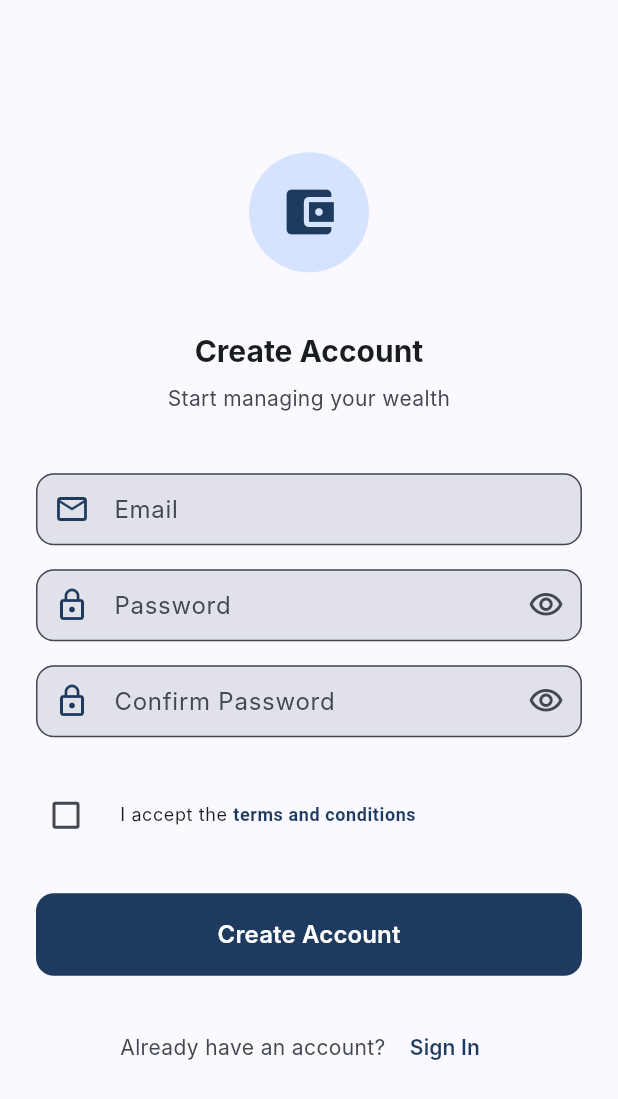
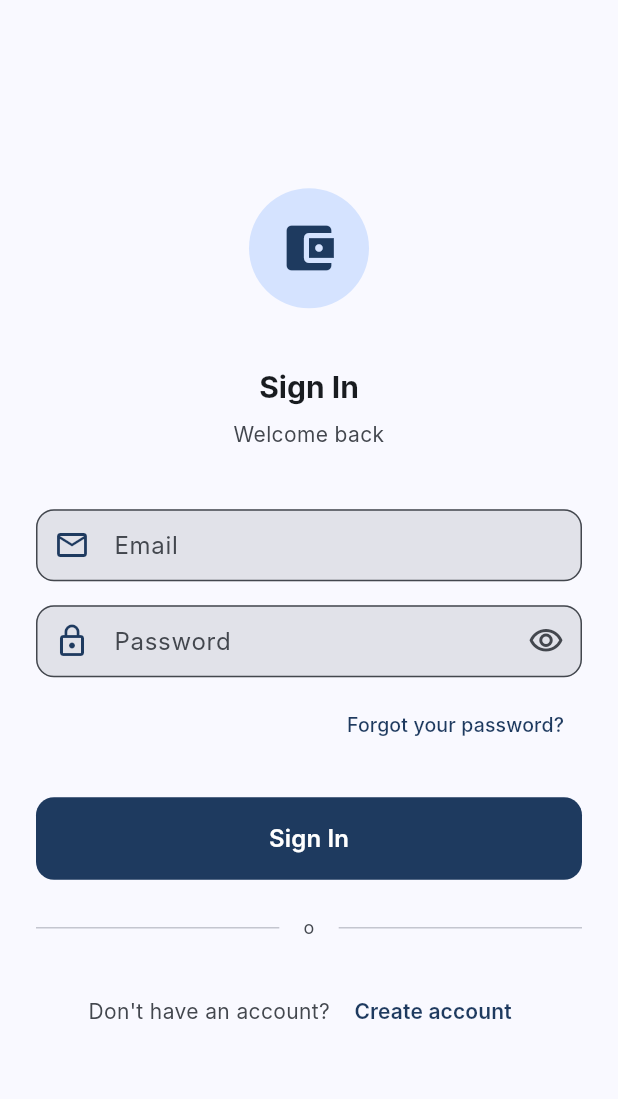
Before and after one commit to Unikyri/WealthScope, a Flutter app: the screen it shows after launch, on a phone screen of 412 x 824 dp. Shown: the top 1099 px of the screen. Run offline on Flutter 3.47's test engine with Material 3 defaults, Android fonts, the phone set to English and light mode, and no system bars; our stand-ins replace dio, flutter_riverpod, go_router, riverpod_annotation, supabase_flutter; accounts and stored records are empty; generated files the repository leaves out were written again; Roboto replaces fonts that are missing (Inter).

Commit message:
feat/login-screen-ui

```diff
--- a/frontend/lib/core/router/app_router.dart
+++ b/frontend/lib/core/router/app_router.dart
@@ -1,5 +1,6 @@
 import 'package:flutter/material.dart';
 import 'package:go_router/go_router.dart';
+import 'package:wealthscope_app/features/auth/presentation/screens/login_screen.dart';
 import 'package:wealthscope_app/features/auth/presentation/screens/register_screen.dart';
 
 /// Application Router Configuration
@@ -9,7 +10,7 @@ class AppRouter {
   AppRouter._();
 
   static final GoRouter router = GoRouter(
-    initialLocation: '/register',
+    initialLocation: '/login',
     routes: [
       GoRoute(
         path: '/',
@@ -20,11 +21,10 @@ class AppRouter {
         name: 'register',
         builder: (context, state) => const RegisterScreen(),
       ),
-      // TODO: Add login route
       GoRoute(
         path: '/login',
         name: 'login',
-        builder: (context, state) => const _InitialScreen(),
+        builder: (context, state) => const LoginScreen(),
       ),
       // TODO: Add dashboard route
       GoRoute(
--- /dev/null
+++ b/frontend/lib/features/auth/presentation/screens/login_screen.dart
@@ -0,0 +1,309 @@
+import 'package:flutter/material.dart';
+import 'package:flutter_riverpod/flutter_riverpod.dart';
+import 'package:go_router/go_router.dart';
+import 'package:wealthscope_app/features/auth/presentation/providers/login_provider.dart';
+import 'package:wealthscope_app/features/auth/presentation/validators/login_form_validators.dart';
+
+/// Login Screen
+/// Screen where users can log in to their account
+class LoginScreen extends ConsumerStatefulWidget {
+  const LoginScreen({super.key});
+
+  @override
+  ConsumerState<LoginScreen> createState() => _LoginScreenState();
+}
+
+class _LoginScreenState extends ConsumerState<LoginScreen> {
+  final _formKey = GlobalKey<FormState>();
+  final _emailController = TextEditingController();
+  final _passwordController = TextEditingController();
+
+  @override
+  void dispose() {
+    _emailController.dispose();
+    _passwordController.dispose();
+    super.dispose();
+  }
+
+  Future<void> _handleLogin() async {
+    if (_formKey.currentState?.validate() ?? false) {
+      final success = await ref.read(loginNotifierProvider.notifier).login(
+            email: _emailController.text.trim(),
+            password: _passwordController.text,
+          );
+
+      if (success && mounted) {
+        // Navigate to dashboard on success
+        context.go('/dashboard');
+      }
+    }
+  }
+
+  void _navigateToRegister() {
+    context.go('/register');
+  }
+
+  @override
+  Widget build(BuildContext context) {
+    final loginState = ref.watch(loginNotifierProvider);
+    final theme = Theme.of(context);
+
+    // Show error snackbar when there's an error
+    ref.listen<LoginState>(
+      loginNotifierProvider,
+      (previous, next) {
+        if (next.errorMessage != null && next.errorMessage!.isNotEmpty) {
+          ScaffoldMessenger.of(context).showSnackBar(
+            SnackBar(
+              content: Text(next.errorMessage!),
+              backgroundColor: theme.colorScheme.error,
+              behavior: SnackBarBehavior.floating,
+            ),
+          );
+          ref.read(loginNotifierProvider.notifier).clearError();
+        }
+      },
+    );
+
+    return Scaffold(
+      backgroundColor: theme.colorScheme.surface,
+      body: SafeArea(
+        child: Center(
+          child: SingleChildScrollView(
+            padding: EdgeInsets.symmetric(
+              horizontal: MediaQuery.of(context).size.width > 600 ? 48.0 : 24.0,
+              vertical: 16.0,
+            ),
+            child: ConstrainedBox(
+              constraints: const BoxConstraints(maxWidth: 500),
+              child: Form(
+                key: _formKey,
+                child: Column(
+                  mainAxisAlignment: MainAxisAlignment.center,
+                  crossAxisAlignment: CrossAxisAlignment.stretch,
+                  children: [
+                    // Logo
+                    _buildLogo(context, theme),
+                    SizedBox(
+                      height:
+                          MediaQuery.of(context).size.height > 700 ? 40 : 24,
+                    ),
+
+                    // Title
+                    Text(
+                      'Sign In',
+                      style: theme.textTheme.headlineMedium?.copyWith(
+                        fontWeight: FontWeight.bold,
+                        color: theme.colorScheme.onSurface,
+                      ),
+                      textAlign: TextAlign.center,
+                    ),
+                    const SizedBox(height: 8),
+
+                    // Subtitle
+                    Text(
+                      'Welcome back',
+                      style: theme.textTheme.bodyMedium?.copyWith(
+                        color: theme.colorScheme.onSurfaceVariant,
+                      ),
+                      textAlign: TextAlign.center,
+                    ),
+                    SizedBox(
+                      height:
+                          MediaQuery.of(context).size.height > 700 ? 40 : 24,
+                    ),
+
+                    // Email Field
+                    TextFormField(
+                      controller: _emailController,
+                      enabled: !loginState.isLoading,
+                      keyboardType: TextInputType.emailAddress,
+                      autovalidateMode: AutovalidateMode.onUserInteraction,
+                      decoration: InputDecoration(
+                        labelText: 'Email',
+                        hintText: 'email@example.com',
+                        prefixIcon: Icon(
+                          Icons.email_outlined,
+                          color: theme.colorScheme.primary,
+                        ),
+                        border: OutlineInputBorder(
+                          borderRadius: BorderRadius.circular(12),
+                        ),
+                      ),
+                      validator: LoginFormValidators.validateEmail,
+                    ),
+                    const SizedBox(height: 16),
+
+                    // Password Field
+                    TextFormField(
+                      controller: _passwordController,
+                      enabled: !loginState.isLoading,
+                      obscureText: loginState.obscurePassword,
+                      autovalidateMode: AutovalidateMode.onUserInteraction,
+                      decoration: InputDecoration(
+                        labelText: 'Password',
+                        hintText: 'Enter your password',
+                        prefixIcon: Icon(
+                          Icons.lock_outline,
+                          color: theme.colorScheme.primary,
+                        ),
+                        suffixIcon: IconButton(
+                          icon: Icon(
+                            loginState.obscurePassword
+                                ? Icons.visibility_outlined
+                                : Icons.visibility_off_outlined,
+                            color: theme.colorScheme.onSurfaceVariant,
+                          ),
+                          onPressed: () {
+                            ref
+                                .read(loginNotifierProvider.notifier)
+                                .togglePasswordVisibility();
+                          },
+                        ),
+                        border: OutlineInputBorder(
+                          borderRadius: BorderRadius.circular(12),
+                        ),
+                      ),
+                      validator: LoginFormValidators.validatePassword,
+                    ),
+                    const SizedBox(height: 8),
+
+                    // Forgot Password Link (Optional for Sprint 2)
+                    Align(
+                      alignment: Alignment.centerRight,
+                      child: TextButton(
+                        onPressed: loginState.isLoading
+                            ? null
+                            : () {
+                                // TODO: Implement forgot password in Sprint 2
+                                ScaffoldMessenger.of(context).showSnackBar(
+                                  SnackBar(
+                                    content: const Text(
+                                        'Password recovery available in Sprint 2'),
+                                    behavior: SnackBarBehavior.floating,
+                                    backgroundColor: theme.colorScheme.primary,
+                                  ),
+                                );
+                              },
+                        child: Text(
+                          'Forgot your password?',
+                          style: TextStyle(
+                            color: theme.colorScheme.primary,
+                            fontSize: 13,
+                          ),
+                        ),
+                      ),
+                    ),
+                    const SizedBox(height: 24),
+
+                    // Login Button
+                    FilledButton(
+                      onPressed: loginState.isLoading ? null : _handleLogin,
+                      style: FilledButton.styleFrom(
+                        padding: const EdgeInsets.symmetric(vertical: 16),
+                        shape: RoundedRectangleBorder(
+                          borderRadius: BorderRadius.circular(12),
+                        ),
+                      ),
+                      child: loginState.isLoading
+                          ? SizedBox(
+                              height: 20,
+                              width: 20,
+                              child: CircularProgressIndicator(
+                                strokeWidth: 2,
+                                valueColor: AlwaysStoppedAnimation<Color>(
+                                  theme.colorScheme.onPrimary,
+                                ),
+                              ),
+                            )
+                          : const Text(
+                              'Sign In',
+                              style: TextStyle(
+                                fontSize: 16,
+                                fontWeight: FontWeight.w600,
+                              ),
+                            ),
+                    ),
+                    const SizedBox(height: 24),
+
+                    // Divider
+                    Row(
+                      children: [
+                        Expanded(
+                          child: Divider(
+                            color: theme.colorScheme.outlineVariant,
+                            thickness: 1,
+                          ),
+                        ),
+                        Padding(
+                          padding: const EdgeInsets.symmetric(horizontal: 16),
+                          child: Text(
+                            'o',
+                            style: theme.textTheme.bodySmall?.copyWith(
+                              color: theme.colorScheme.onSurfaceVariant,
+                            ),
+                          ),
+                        ),
+                        Expanded(
+                          child: Divider(
+                            color: theme.colorScheme.outlineVariant,
+                            thickness: 1,
+                          ),
+                        ),
+                      ],
+                    ),
+                    const SizedBox(height: 24),
+
+                    // Don't have account link
+                    Row(
+                      mainAxisAlignment: MainAxisAlignment.center,
+                      children: [
+                        Text(
+                          "Don't have an account? ",
+                          style: theme.textTheme.bodyMedium?.copyWith(
+                            color: theme.colorScheme.onSurfaceVariant,
+                          ),
+                        ),
+                        TextButton(
+                          onPressed:
+                              loginState.isLoading ? null : _navigateToRegister,
+                          child: Text(
+                            'Create account',
+                            style: TextStyle(
+                              color: theme.colorScheme.primary,
+                              fontWeight: FontWeight.w600,
+                            ),
+                          ),
+                        ),
+                      ],
+                    ),
+                  ],
+                ),
+              ),
+            ),
+          ),
+        ),
+      ),
+    );
+  }
+
+  Widget _buildLogo(BuildContext context, ThemeData theme) {
+    final size = MediaQuery.of(context).size.height > 700 ? 80.0 : 60.0;
+    final iconSize = MediaQuery.of(context).size.height > 700 ? 40.0 : 30.0;
+
+    return Container(
+      height: size,
+      width: size,
+      alignment: Alignment.center,
+      decoration: BoxDecoration(
+        color: theme.colorScheme.primaryContainer,
+        shape: BoxShape.circle,
+      ),
+      child: Icon(
+        Icons.account_balance_wallet,
+        size: iconSize,
+        color: theme.colorScheme.primary,
+      ),
+    );
+  }
+}
```
Also changed, not shown: frontend/lib/features/auth/presentation/providers/login_provider.dart (added, +143 -0 lines), frontend/lib/features/auth/presentation/validators/login_form_validators.dart (added, +38 -0 lines), frontend/lib/features/auth/data/providers/auth_service_provider.g.dart, frontend/lib/features/auth/presentation/providers/login_provider.g.dart.
